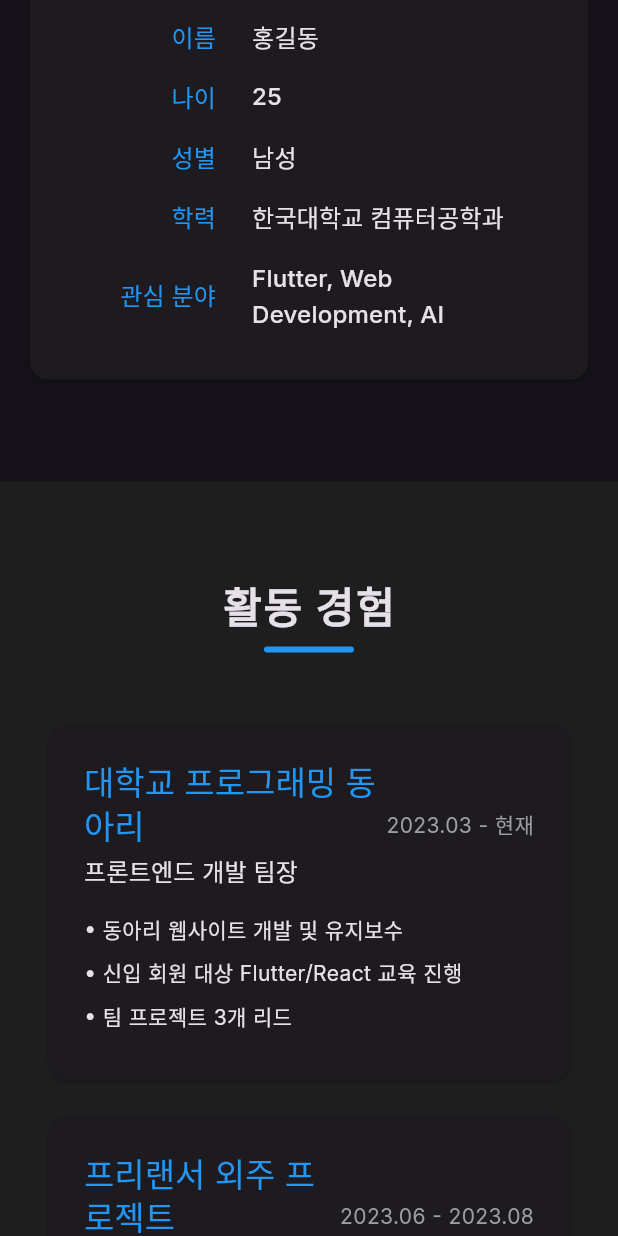
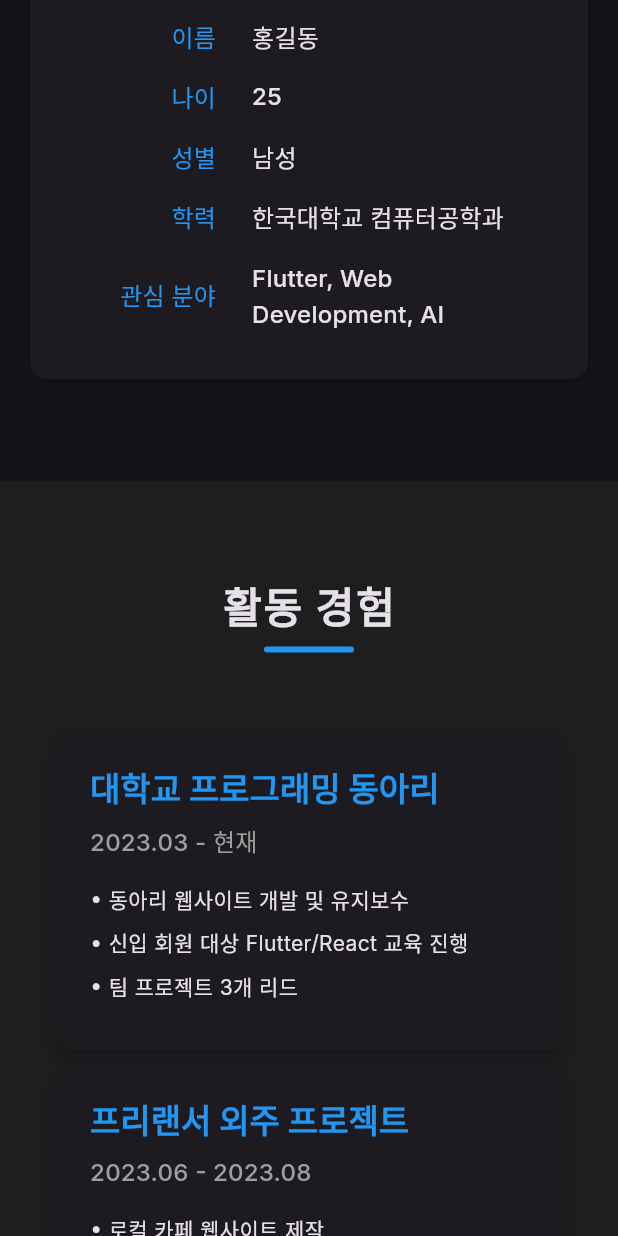
Before and after one commit to devpark435/portfolio_flutter_web, a Flutter app: the screen it shows after launch, scrolled down 1152 dp, on a phone screen of 412 x 824 dp. Run offline on Flutter 3.47's test engine with Material 3 defaults, Android fonts, the phone set to English and light mode, and no system bars; our stand-ins replace animated_text_kit, flutter_riverpod, go_router, google_fonts, shared_preferences.

Commit message:
feat - Add responsive layout for experience section title and period

```diff
--- a/lib/presentation/screens/home/sections/experience_section.dart
+++ b/lib/presentation/screens/home/sections/experience_section.dart
@@ -71,37 +71,50 @@ class ExperienceSection extends StatelessWidget {
     required String period,
     required List<String> description,
   }) {
+    final width = MediaQuery.of(context).size.width;
+    final isMobile = width <= 800;
+
     return Card(
-      margin: const EdgeInsets.only(bottom: 24),
+      elevation: 4,
       child: Padding(
         padding: const EdgeInsets.all(24),
         child: Column(
           crossAxisAlignment: CrossAxisAlignment.start,
           children: [
-            Row(
-              mainAxisAlignment: MainAxisAlignment.spaceBetween,
-              children: [
-                Expanded(
-                  child: Column(
+            if (isMobile)
+              Column(
                 crossAxisAlignment: CrossAxisAlignment.start,
                 children: [
                   Text(
                     title,
                     style: Theme.of(context).textTheme.titleLarge?.copyWith(
                           color: Theme.of(context).primaryColor,
+                          fontWeight: FontWeight.bold,
                         ),
                   ),
-                      const SizedBox(height: 4),
+                  const SizedBox(height: 8),
                   Text(
-                        role,
-                        style: Theme.of(context).textTheme.titleMedium,
+                    period,
+                    style: Theme.of(context).textTheme.titleMedium?.copyWith(
+                          color: Colors.grey,
+                        ),
                   ),
                 ],
+              )
+            else
+              Row(
+                mainAxisAlignment: MainAxisAlignment.spaceBetween,
+                children: [
+                  Text(
+                    title,
+                    style: Theme.of(context).textTheme.titleLarge?.copyWith(
+                          color: Theme.of(context).primaryColor,
+                          fontWeight: FontWeight.bold,
                         ),
                   ),
                   Text(
                     period,
-                  style: Theme.of(context).textTheme.bodyMedium?.copyWith(
+                    style: Theme.of(context).textTheme.titleMedium?.copyWith(
                           color: Colors.grey,
                         ),
                   ),
```
Lines whose indentation alone changed are shown as unchanged.
